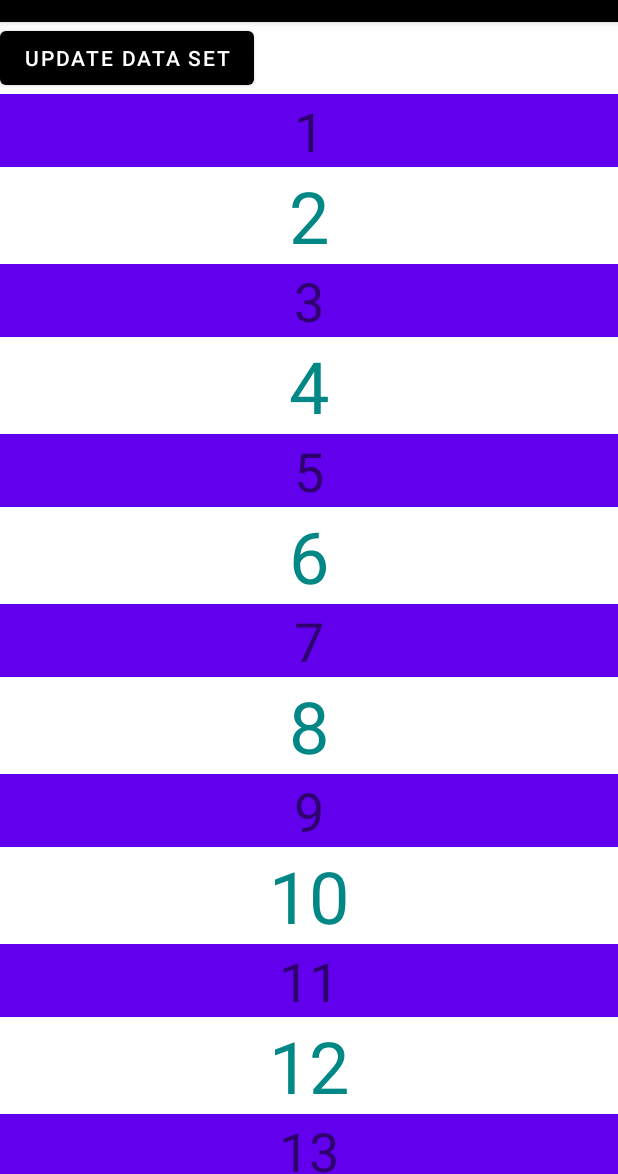
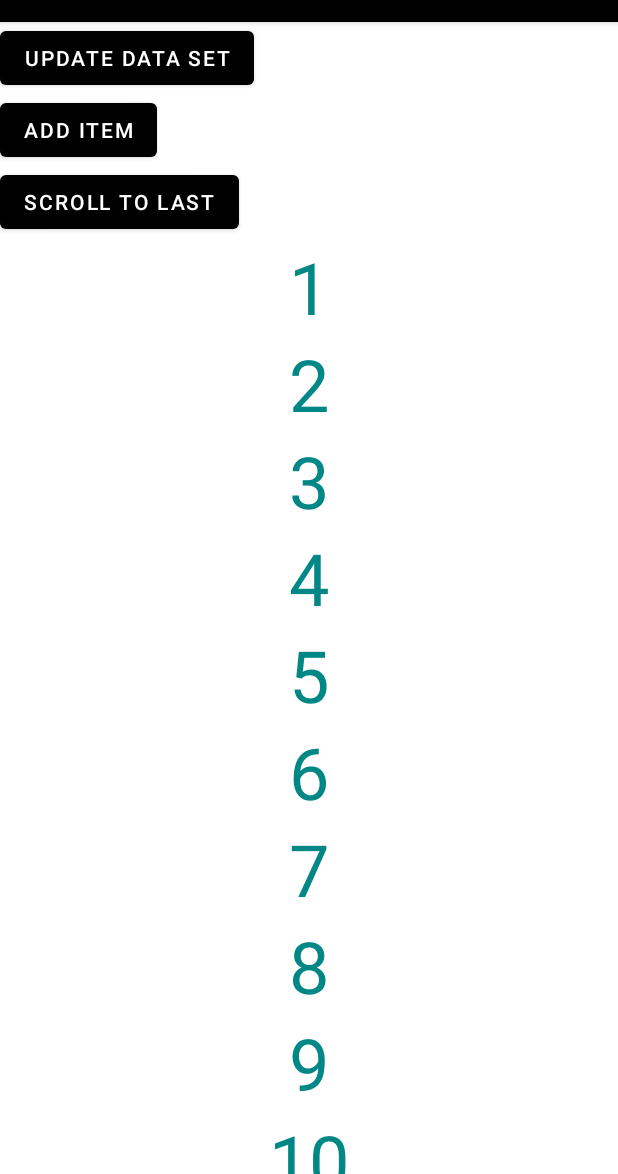
Before and after one commit to singularity-camp/Android-Activity, an Android app: the screen it shows after launch (RecyclerActivity), after a tap on "UPDATE DATA SET", on a phone screen of 412 x 824 dp, the part 62-1236 px from its top. Run offline under Robolectric (Android 15) with nearby library versions, the phone set to English and light mode, and no system bars.

Commit message:
added scrollers

```diff
--- a/app/build.gradle
+++ b/app/build.gradle
@@ -42,4 +42,6 @@ dependencies {
     testImplementation 'junit:junit:4.13.2'
     androidTestImplementation 'androidx.test.ext:junit:1.1.5'
     androidTestImplementation 'androidx.test.espresso:espresso-core:3.5.1'
+
+    implementation "androidx.cardview:cardview:1.0.0"
 }
--- a/app/src/main/java/kz/singularity/activity1/activity/RecyclerActivity.kt
+++ b/app/src/main/java/kz/singularity/activity1/activity/RecyclerActivity.kt
@@ -1,10 +1,11 @@
 package kz.singularity.activity1.activity
 
 import android.os.Bundle
-import android.util.Log
 import android.widget.Button
 import androidx.appcompat.app.AppCompatActivity
+import androidx.recyclerview.widget.GridLayoutManager
 import androidx.recyclerview.widget.LinearLayoutManager
+import androidx.recyclerview.widget.LinearSmoothScroller
 import androidx.recyclerview.widget.RecyclerView
 import kz.singularity.activity1.R
 import kz.singularity.activity1.adapters.name.NameAdapter
@@ -17,8 +18,12 @@ class RecyclerActivity : AppCompatActivity(R.layout.activity_recycler), NameClic
 
     lateinit var rvNames: RecyclerView
     lateinit var btnUpdate: Button
+    lateinit var btnAdd: Button
+    lateinit var btnScroll: Button
 
     lateinit var nameAdapter: NameAdapter
+
+    val numbers: MutableList<String> = (1..100).map { it.toString() }.toMutableList()
 
     override fun onCreate(savedInstanceState: Bundle?) {
         super.onCreate(savedInstanceState)
@@ -31,6 +36,8 @@ class RecyclerActivity : AppCompatActivity(R.layout.activity_recycler), NameClic
     private fun assignViews() {
         rvNames = findViewById(R.id.rv_name)
         btnUpdate = findViewById(R.id.btn_update)
+        btnAdd = findViewById(R.id.btn_add)
+        btnScroll = findViewById(R.id.btn_scroll)
     }
 
     private fun setupRecyclerView() {
@@ -39,12 +46,22 @@ class RecyclerActivity : AppCompatActivity(R.layout.activity_recycler), NameClic
 
         rvNames.adapter = nameAdapter
         rvNames.layoutManager = layoutManager
+        rvNames.itemAnimator = null
+        rvNames.isVerticalScrollBarEnabled = true
     }
 
     private fun setupClickListeners() {
         btnUpdate.setOnClickListener {
-            nameAdapter.setData((1..100).toList().map { it.toString() })
+            nameAdapter.setData(numbers)
             //nameAdapter.notifyDataSetChanged()
+        }
+        btnAdd.setOnClickListener {
+            nameAdapter.addItemToPosition("Some name", 3)
+        }
+        btnScroll.setOnClickListener {
+            val scroller = LinearSmoothScroller(this)
+            scroller.targetPosition = 200
+            rvNames.layoutManager?.startSmoothScroll(scroller)
         }
     }
 
--- a/app/src/main/java/kz/singularity/activity1/adapters/name/NameAdapter.kt
+++ b/app/src/main/java/kz/singularity/activity1/adapters/name/NameAdapter.kt
@@ -34,11 +34,7 @@ class NameAdapter(private val onNameClickListener: NameClickListener) :
     }
 
     override fun getItemViewType(position: Int): Int {
-        return if (position % 2 == 0) {
-            VIEW_TYPE_ODD
-        } else {
-            VIEW_TYPE_EVEN
-        }
+        return VIEW_TYPE_EVEN
     }
 
     override fun onBindViewHolder(holder: ViewHolder, position: Int) {
@@ -63,4 +59,9 @@ class NameAdapter(private val onNameClickListener: NameClickListener) :
         names.addAll(newNames)
         notifyDataSetChanged()
     }
+
+    fun addItemToPosition(name: String, position: Int) {
+        names.add(position, name, )
+        notifyItemInserted(position)
+    }
 }
--- a/app/src/main/res/layout/activity_recycler.xml
+++ b/app/src/main/res/layout/activity_recycler.xml
@@ -10,6 +10,18 @@
         android:layout_height="wrap_content"
         android:text="@string/update_data_set"/>
 
+    <Button
+        android:id="@+id/btn_add"
+        android:layout_width="wrap_content"
+        android:layout_height="wrap_content"
+        android:text="@string/add_item"/>
+
+    <Button
+        android:id="@+id/btn_scroll"
+        android:layout_width="wrap_content"
+        android:layout_height="wrap_content"
+        android:text="@string/scroll_to_last"/>
+
     <androidx.recyclerview.widget.RecyclerView xmlns:android="http://schemas.android.com/apk/res/android"
         xmlns:tools="http://schemas.android.com/tools"
         android:id="@+id/rv_name"
--- a/app/src/main/res/values/strings.xml
+++ b/app/src/main/res/values/strings.xml
@@ -7,4 +7,6 @@
     <string name="open_google">Open Google</string>
     <string name="trigger">Trigger</string>
     <string name="update_data_set">Update data set</string>
+    <string name="scroll_to_last">Scroll to last</string>
+    <string name="add_item">Add item</string>
 </resources>
```
